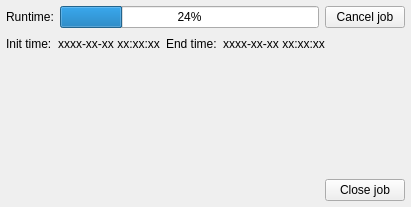
First picture: the form in gui/jobTemplate.ui, repository jozef-p021/AbsCor, before the edit.
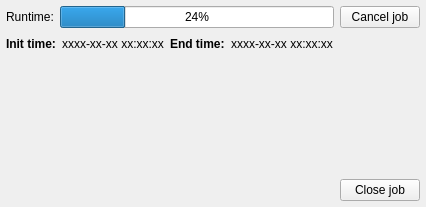
Second picture: the form after the edit.

Patch:
```diff
--- a/gui/jobTemplate.ui
+++ b/gui/jobTemplate.ui
@@ -6,7 +6,7 @@
    <rect>
     <x>0</x>
     <y>0</y>
-    <width>411</width>
+    <width>426</width>
     <height>207</height>
    </rect>
   </property>
@@ -100,6 +100,12 @@
     <layout class="QHBoxLayout" name="horizontalLayout">
      <item>
       <widget class="QLabel" name="label_2">
+       <property name="font">
+        <font>
+         <weight>75</weight>
+         <bold>true</bold>
+        </font>
+       </property>
        <property name="text">
         <string>Init time:</string>
        </property>
@@ -114,6 +120,12 @@
      </item>
      <item>
       <widget class="QLabel" name="label_6">
+       <property name="font">
+        <font>
+         <weight>75</weight>
+         <bold>true</bold>
+        </font>
+       </property>
        <property name="text">
         <string>End time:</string>
        </property>
```
